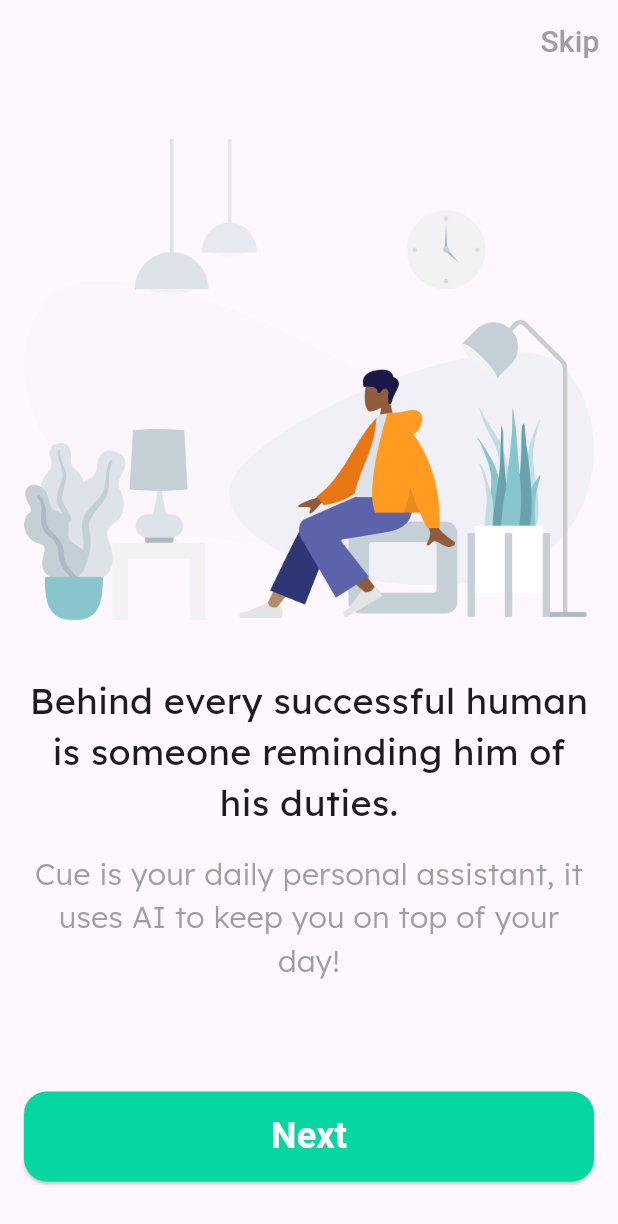
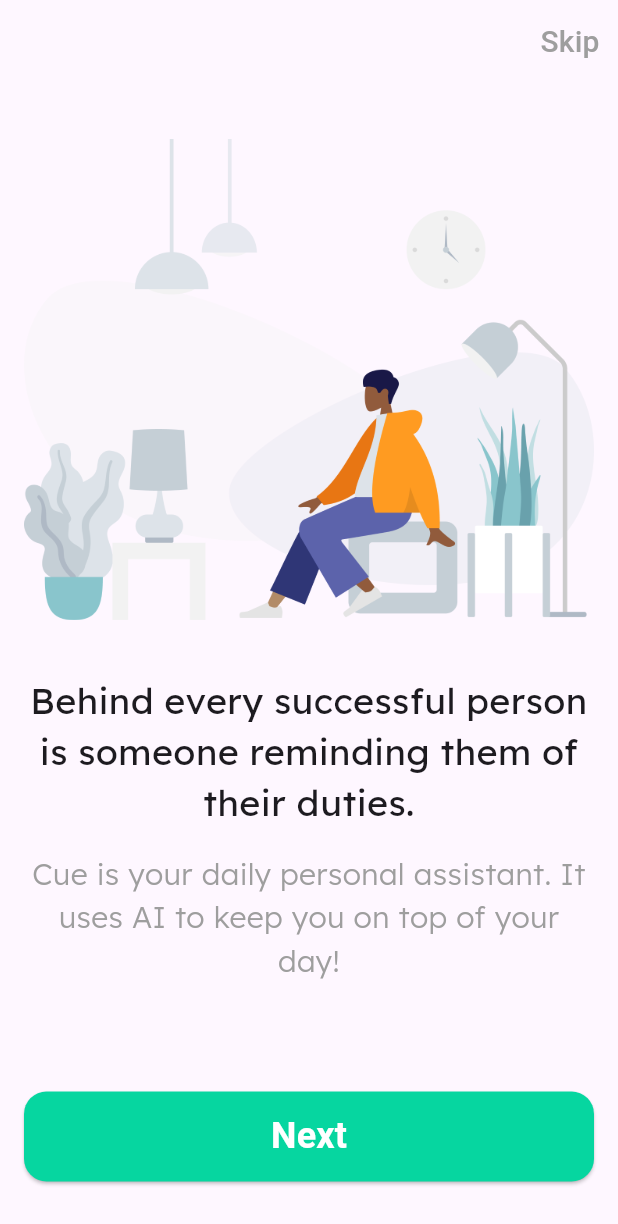
Before and after one commit to MhaamadAli/Cue-App, a Flutter app: the screen it shows after launch, on a phone screen of 412 x 824 dp. Shown: the top 1224 px of the screen. Run offline on Flutter 3.47's test engine with Material 3 defaults, Android fonts, the phone set to English and light mode, and no system bars; our stand-ins replace flutter_map, flutter_secure_storage, flutter_svg, geolocator, google_fonts, latlong2 and 1 more; accounts and stored records are empty.

Commit message:
frontend: fixed onboarding text

```diff
--- a/mobile/lib/screens/onboarding/onboarding_screen.dart
+++ b/mobile/lib/screens/onboarding/onboarding_screen.dart
@@ -59,17 +59,17 @@ class _OnboardingScreenState extends State<OnboardingScreen> {
                   OnboardPage(
                     imagePath: 'assets/onboarding1.png',
                     text:
-                        'Behind every successful human is someone reminding him of his duties.',
+                        'Behind every successful person is someone reminding them of their duties.',
                     secondaryText:
-                        'Cue is your daily personal assistant, it uses AI to keep you on top of your day!',
+                        'Cue is your daily personal assistant. It uses AI to keep you on top of your day!',
                     buttonText: 'Next',
                     onButtonPressed: _onNextPressed,
                   ),
                   OnboardPage(
                     imagePath: 'assets/onboarding2.png',
-                    text: 'With Cue\'s smart notifications you won\'t miss a task.',
+                    text: 'With Cue\'s smart notifications, you won\'t miss a task.',
                     secondaryText:
-                        'You just need to talk to it and it will handle everything',
+                        'You just need to talk to it, and it will handle everything.',
                     buttonText: 'Next',
                     onButtonPressed: _onNextPressed,
                   ),
```
